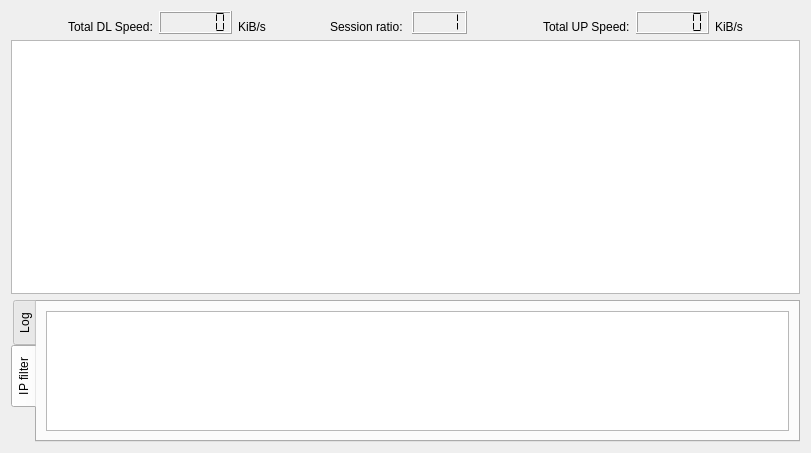
This is src/download.ui in SysAdminDoc/qBittorrent-Vanced as Qt 5 draws it before an edit. The edited form follows.
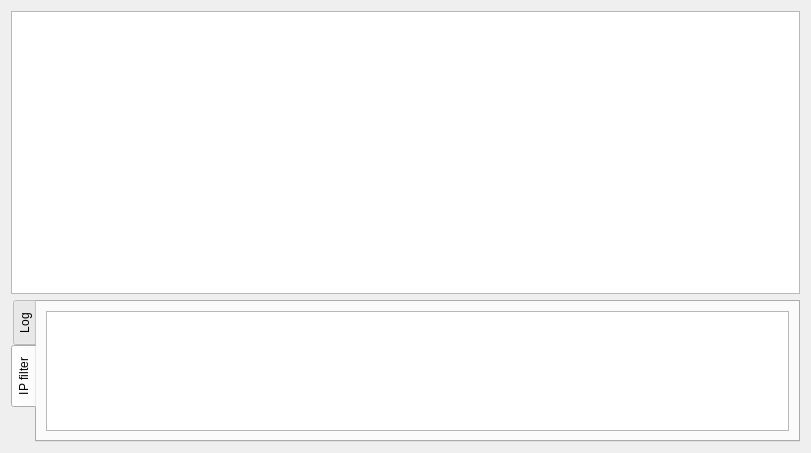
This is the edited form. The open tabs and pages were chosen to show the change. Icons and pictures are not drawn.

Commit message: - COSMETIC: Global UP/DL speeds and ratio are displayed above tabs

Diff of the .ui file:
```diff
--- a/src/download.ui
+++ b/src/download.ui
@@ -21,203 +21,6 @@
      <property name="leftMargin" >
       <number>0</number>
      </property>
-     <property name="topMargin" >
-      <number>0</number>
-     </property>
-     <property name="rightMargin" >
-      <number>0</number>
-     </property>
-     <property name="bottomMargin" >
-      <number>0</number>
-     </property>
-     <item>
-      <layout class="QHBoxLayout" >
-       <property name="spacing" >
-        <number>6</number>
-       </property>
-       <property name="leftMargin" >
-        <number>0</number>
-       </property>
-       <property name="topMargin" >
-        <number>0</number>
-       </property>
-       <property name="rightMargin" >
-        <number>0</number>
-       </property>
-       <property name="bottomMargin" >
-        <number>0</number>
-       </property>
-       <item>
-        <spacer>
-         <property name="orientation" >
-          <enum>Qt::Horizontal</enum>
-         </property>
-         <property name="sizeHint" >
-          <size>
-           <width>40</width>
-           <height>20</height>
-          </size>
-         </property>
-        </spacer>
-       </item>
-       <item>
-        <widget class="QLabel" name="lbl_DLSpeed" >
-         <property name="text" >
-          <string>Total DL Speed:</string>
-         </property>
-         <property name="alignment" >
-          <set>Qt::AlignBottom|Qt::AlignLeading|Qt::AlignLeft</set>
-         </property>
-        </widget>
-       </item>
-       <item>
-        <widget class="QLCDNumber" name="LCD_DownSpeed" >
-         <property name="autoFillBackground" >
-          <bool>true</bool>
-         </property>
-         <property name="frameShadow" >
-          <enum>QFrame::Raised</enum>
-         </property>
-         <property name="smallDecimalPoint" >
-          <bool>false</bool>
-         </property>
-         <property name="numDigits" >
-          <number>6</number>
-         </property>
-         <property name="segmentStyle" >
-          <enum>QLCDNumber::Flat</enum>
-         </property>
-         <property name="value" stdset="0" >
-          <double>0.000000000000000</double>
-         </property>
-         <property name="intValue" stdset="0" >
-          <number>0</number>
-         </property>
-        </widget>
-       </item>
-       <item>
-        <widget class="QLabel" name="unitDL" >
-         <property name="text" >
-          <string>KiB/s</string>
-         </property>
-         <property name="alignment" >
-          <set>Qt::AlignBottom|Qt::AlignLeading|Qt::AlignLeft</set>
-         </property>
-        </widget>
-       </item>
-       <item>
-        <spacer>
-         <property name="orientation" >
-          <enum>Qt::Horizontal</enum>
-         </property>
-         <property name="sizeHint" >
-          <size>
-           <width>40</width>
-           <height>20</height>
-          </size>
-         </property>
-        </spacer>
-       </item>
-       <item>
-        <widget class="QLabel" name="label" >
-         <property name="text" >
-          <string>Session ratio: </string>
-         </property>
-         <property name="alignment" >
-          <set>Qt::AlignBottom|Qt::AlignLeading|Qt::AlignLeft</set>
-         </property>
-        </widget>
-       </item>
-       <item>
-        <widget class="QLCDNumber" name="LCD_Ratio" >
-         <property name="autoFillBackground" >
-          <bool>true</bool>
-         </property>
-         <property name="numDigits" >
-          <number>4</number>
-         </property>
-         <property name="segmentStyle" >
-          <enum>QLCDNumber::Flat</enum>
-         </property>
-         <property name="value" stdset="0" >
-          <double>1.000000000000000</double>
-         </property>
-        </widget>
-       </item>
-       <item>
-        <widget class="QLabel" name="lbl_ratio_icon" >
-         <property name="text" >
-          <string/>
-         </property>
-        </widget>
-       </item>
-       <item>
-        <spacer>
-         <property name="orientation" >
-          <enum>Qt::Horizontal</enum>
-         </property>
-         <property name="sizeHint" >
-          <size>
-           <width>40</width>
-           <height>20</height>
-          </size>
-         </property>
-        </spacer>
-       </item>
-       <item>
-        <widget class="QLabel" name="lbl_UPSpeed" >
-         <property name="text" >
-          <string>Total UP Speed:</string>
-         </property>
-         <property name="alignment" >
-          <set>Qt::AlignBottom|Qt::AlignLeading|Qt::AlignLeft</set>
-         </property>
-        </widget>
-       </item>
-       <item>
-        <widget class="QLCDNumber" name="LCD_UpSpeed" >
-         <property name="autoFillBackground" >
-          <bool>true</bool>
-         </property>
-         <property name="smallDecimalPoint" >
-          <bool>false</bool>
-         </property>
-         <property name="numDigits" >
-          <number>6</number>
-         </property>
-         <property name="segmentStyle" >
-          <enum>QLCDNumber::Flat</enum>
-         </property>
-         <property name="value" stdset="0" >
-          <double>0.000000000000000</double>
-         </property>
-        </widget>
-       </item>
-       <item>
-        <widget class="QLabel" name="unitUP" >
-         <property name="text" >
-          <string>KiB/s</string>
-         </property>
-         <property name="alignment" >
-          <set>Qt::AlignBottom|Qt::AlignLeading|Qt::AlignLeft</set>
-         </property>
-        </widget>
-       </item>
-       <item>
-        <spacer>
-         <property name="orientation" >
-          <enum>Qt::Horizontal</enum>
-         </property>
-         <property name="sizeHint" >
-          <size>
-           <width>40</width>
-           <height>20</height>
-          </size>
-         </property>
-        </spacer>
-       </item>
-      </layout>
-     </item>
      <item>
       <widget class="QTreeView" name="downloadList" >
        <property name="minimumSize" >
```
Left out of the diff: 48 changed lines with no effect on the pictures. The commit also changes 6 other files.
